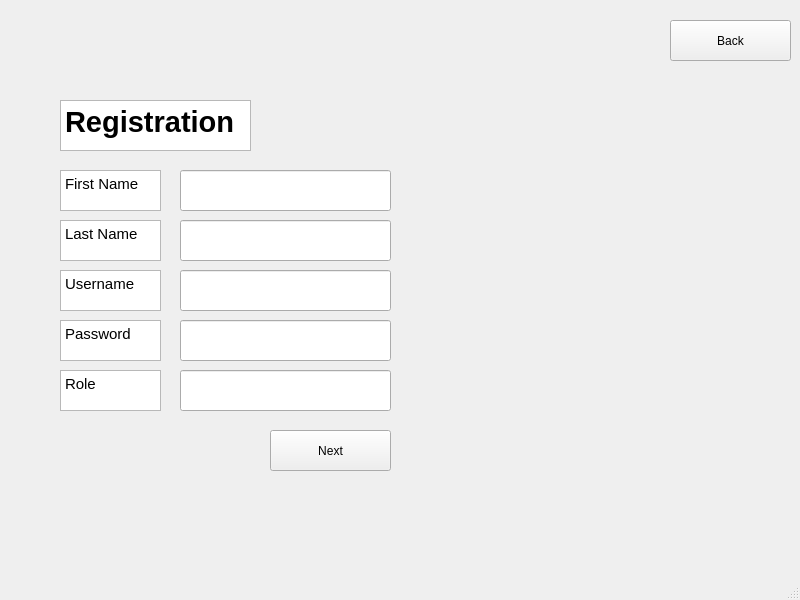
This is code/Staging_Environment/SP23/code/SP23/registration_window.ui in muazzamaqeel/Software-Project-CTS-5 as Qt 5 draws it before an edit. The edited form follows.
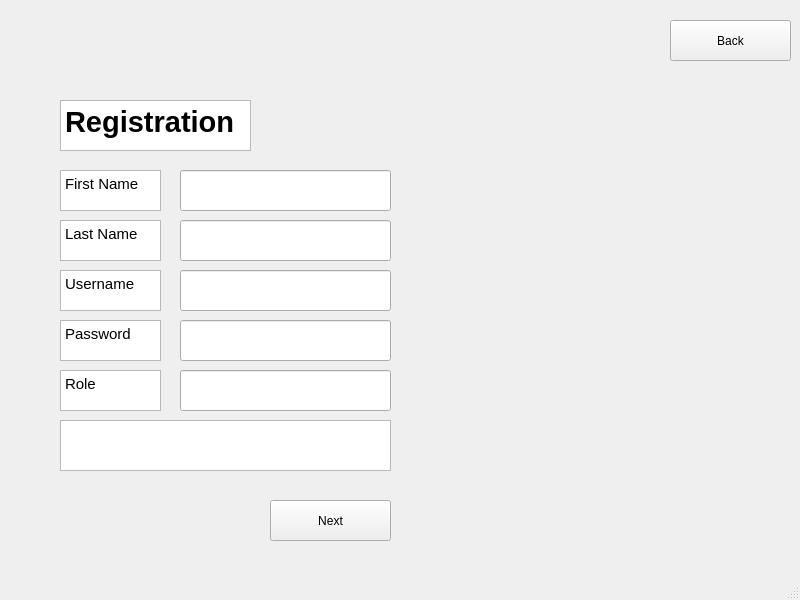
This is the edited form.

Commit message:
Adding more features to the Registration Window
The user has to enter all of the fields or there would be a prompt that will indicate them accordingly

What changed in the file:
```diff
--- a/code/Staging_Environment/SP23/code/SP23/registration_window.ui
+++ b/code/Staging_Environment/SP23/code/SP23/registration_window.ui
@@ -204,7 +204,7 @@
     <property name="geometry">
      <rect>
       <x>270</x>
-      <y>430</y>
+      <y>500</y>
       <width>121</width>
       <height>41</height>
      </rect>
@@ -213,6 +213,27 @@
      <string>Next</string>
     </property>
    </widget>
+   <widget class="QTextBrowser" name="display_error">
+    <property name="geometry">
+     <rect>
+      <x>60</x>
+      <y>420</y>
+      <width>331</width>
+      <height>51</height>
+     </rect>
+    </property>
+    <property name="html">
+     <string>&lt;!DOCTYPE HTML PUBLIC &quot;-//W3C//DTD HTML 4.0//EN&quot; &quot;http://www.w3.org/TR/REC-html40/strict.dtd&quot;&gt;
+&lt;html&gt;&lt;head&gt;&lt;meta name=&quot;qrichtext&quot; content=&quot;1&quot; /&gt;&lt;meta charset=&quot;utf-8&quot; /&gt;&lt;style type=&quot;text/css&quot;&gt;
+p, li { white-space: pre-wrap; }
+hr { height: 1px; border-width: 0; }
+li.unchecked::marker { content: &quot;\2610&quot;; }
+li.checked::marker { content: &quot;\2612&quot;; }
+&lt;/style&gt;&lt;/head&gt;&lt;body style=&quot; font-family:'Segoe UI'; font-size:9pt; font-weight:400; font-style:normal;&quot;&gt;
+&lt;p style=&quot; margin-top:0px; margin-bottom:0px; margin-left:0px; margin-right:0px; -qt-block-indent:0; text-indent:0px;&quot;&gt;&lt;span style=&quot; font-size:10pt;&quot;&gt;    &lt;/span&gt;&lt;/p&gt;
+&lt;p style=&quot;-qt-paragraph-type:empty; margin-top:0px; margin-bottom:0px; margin-left:0px; margin-right:0px; -qt-block-indent:0; text-indent:0px; font-size:10pt;&quot;&gt;&lt;br /&gt;&lt;/p&gt;&lt;/body&gt;&lt;/html&gt;</string>
+    </property>
+   </widget>
   </widget>
   <widget class="QMenuBar" name="menubar">
    <property name="geometry">
```
The commit also changes 1 other file.
